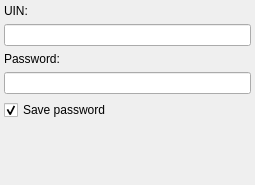
First picture: the form in oscar/src/ui/addaccountform.ui, repository euroelessar/qutim, before the edit.
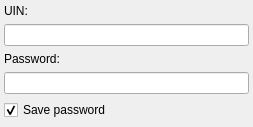
Second picture: the form after the edit.

What changed in the file:
```diff
--- a/oscar/src/ui/addaccountform.ui
+++ b/oscar/src/ui/addaccountform.ui
@@ -6,8 +6,8 @@
    <rect>
     <x>0</x>
     <y>0</y>
-    <width>255</width>
-    <height>185</height>
+    <width>253</width>
+    <height>127</height>
    </rect>
   </property>
   <property name="windowTitle">
```
Left out of the diff: 4 changed lines with no effect on the pictures.
